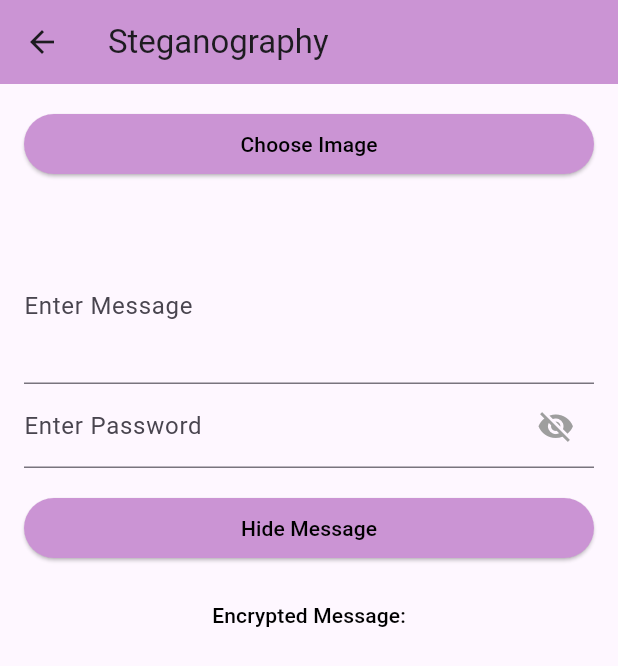
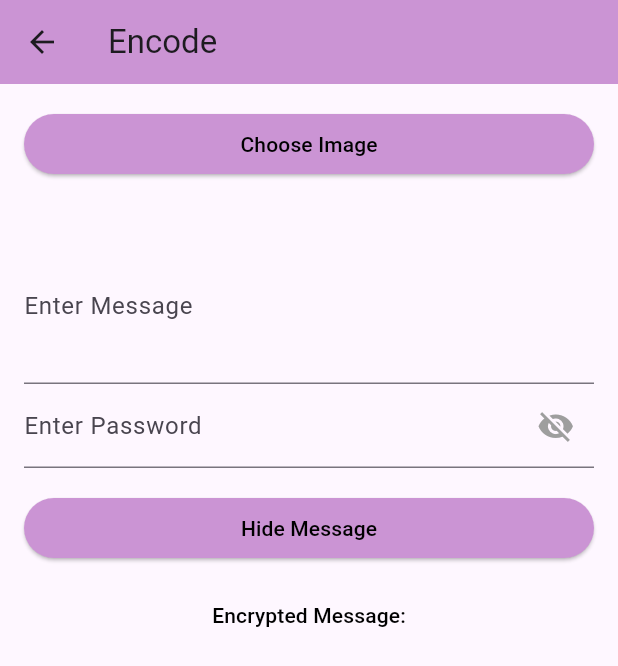
Before and after one commit to devanilarassati/stegLock, a Flutter app: the EncodePage screen opened directly, after a tap on "Hide Message", on a phone screen of 412 x 824 dp. Shown: the top 666 px of the screen. Run offline on Flutter 3.47's test engine with Material 3 defaults, Android fonts, the phone set to English and light mode, and no system bars; our stand-ins replace file_picker, image_picker, permission_handler; missing offline and left inert: external_path, igodo, steganograph.

Commit message:
Update Page encode decode

```diff
--- a/lib/pages/decode_page.dart
+++ b/lib/pages/decode_page.dart
@@ -22,7 +22,7 @@ class _DecodePageState extends State<DecodePage> {
     return Scaffold(
       appBar: AppBar(
         backgroundColor: Color.fromARGB(255, 203, 148, 212),
-        title: Text('Steganography'),
+        title: Text('Decode'),
       ),
       body: Expanded(
         child: SingleChildScrollView(
--- a/lib/pages/encode_page.dart
+++ b/lib/pages/encode_page.dart
@@ -28,7 +28,7 @@ class _EncodePageState extends State<EncodePage> {
     return Scaffold(
       appBar: AppBar(
          backgroundColor: Color.fromARGB(255, 203, 148, 212),
-        title: Text('Steganography'),
+        title: Text('Encode'),
       ),
       body: Container(
         child: SingleChildScrollView(
@@ -136,17 +136,17 @@ class _EncodePageState extends State<EncodePage> {
 
   // Validate the character length of messages and passwords
   if (_messageController.text.length != _passwordController.text.length) {
-    Util.showInfoDialog(context, "Message and password must have the same length.", () {});
+    Util.showInfoDialogWarning(context, "Message and password must have the same length.", () {});
     return;
   }
 
   if (usedKeys.contains(_passwordController.text)) {
-      Util.showInfoDialog(context, "Password can only be used once.", () {});
+      Util.showInfoDialogWarning(context, "Password can only be used once.", () {});
       return;
     }
 
   if (_passwordController.text.toLowerCase() == _messageController.text.toLowerCase()) {
-      Util.showInfoDialog(context, "Password cannot contain the same word as the message.", () {});
+      Util.showInfoDialogWarning(context, "Password cannot contain the same word as the message.", () {});
       return;
     }
 
@@ -172,7 +172,7 @@ class _EncodePageState extends State<EncodePage> {
     });
 
 
-  // Tambahkan kunci ke dalam daftar kunci yang telah digunakan
+  // Add the key to the list of keys already in use
     usedKeys.add(_passwordController.text);
 
     Util.showInfoDialog(
```
Also changed, not shown: lib/supports/util.dart (+20 -0 lines).
